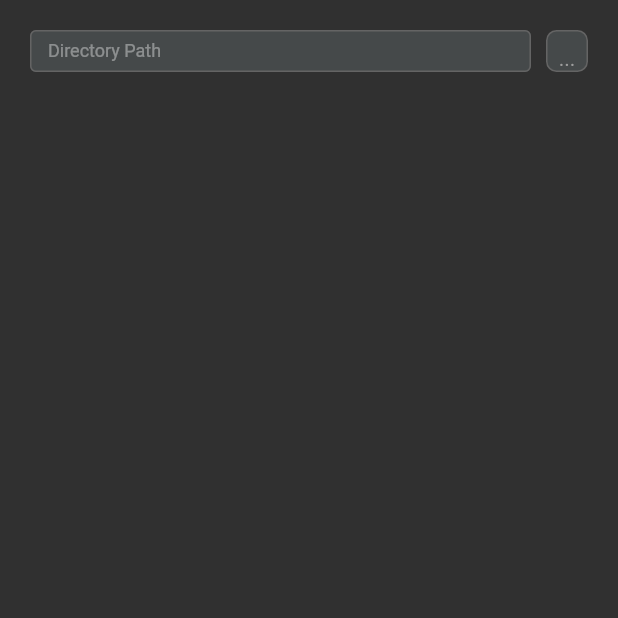
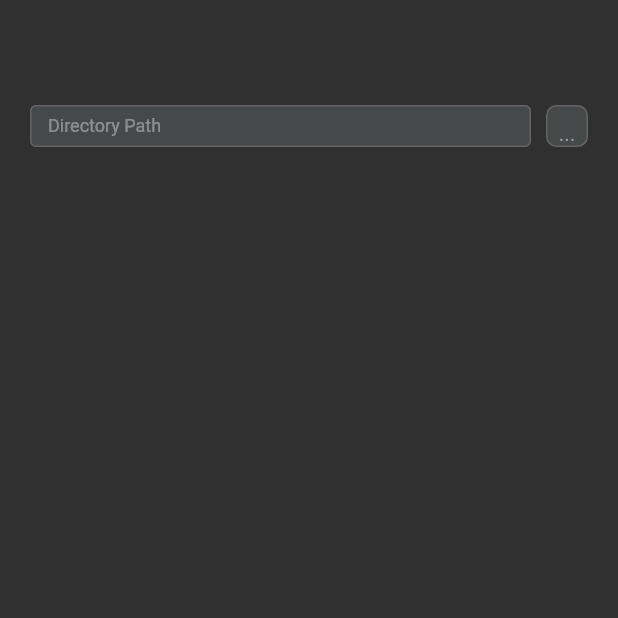
Before and after one commit to Shehab-Anwar-X/directory_structure_explorer, a Flutter app: the screen it shows after launch, on a phone screen of 412 x 824 dp, the top half of it. Run offline on Flutter 3.47's test engine with Material 2 defaults, Android fonts, the phone set to English and light mode, and no system bars; our stand-ins replace file_picker, flutter_highlight; missing offline and left inert: clipboard.

```diff
--- a/lib/presentation/directory/directory_picker.dart
+++ b/lib/presentation/directory/directory_picker.dart
@@ -41,7 +41,7 @@ class _DirectoryPickerViewState extends State<DirectoryPickerView> {
         padding: const EdgeInsets.symmetric(horizontal: 20.0),
         child: Column(
           children: [
-            const SizedBox(height: 20.0),
+            const SizedBox(height: 70.0),
             Row(
               children: [
                 Expanded(
```
Also changed, not shown: 11 other files.
